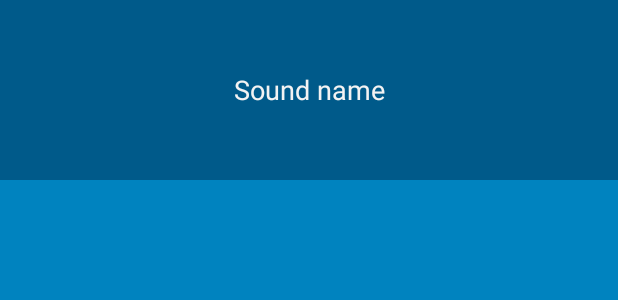
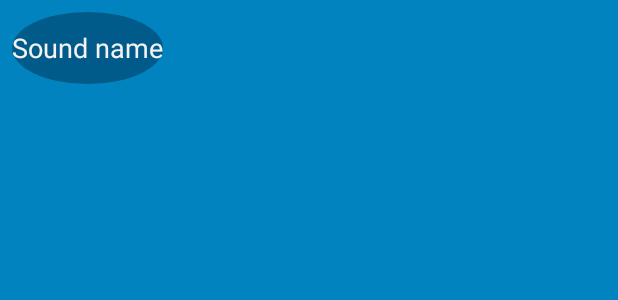
Before and after one commit to Tenatar/BeatBox, an Android app: the layout list_item_sound.xml on its own in the app's theme, with its tools: preview values and no code run, on a phone screen of 412 x 824 dp. Shown: the top 300 px of the screen. Run offline under Robolectric (Android 15) with nearby library versions, the phone set to English and light mode, and no system bars.

Commit message:
styles for buttons

```diff
--- /dev/null
+++ b/app/src/main/res/drawable/button_beat_box.xml
@@ -0,0 +1,6 @@
+<?xml version="1.0" encoding="utf-8"?>
+<selector xmlns:android="http://schemas.android.com/apk/res/android">
+    <item android:drawable="@drawable/button_beat_box_pressed"
+        android:state_pressed="true"/>
+    <item android:drawable="@drawable/button_beat_box_normal"/>
+</selector>
--- /dev/null
+++ b/app/src/main/res/drawable/button_beat_box_normal.xml
@@ -0,0 +1,7 @@
+<?xml version="1.0" encoding="utf-8"?>
+<shape xmlns:android="http://schemas.android.com/apk/res/android"
+    android:shape="oval">
+    <solid
+        android:color="@color/dark_blue"/>
+
+</shape>
--- /dev/null
+++ b/app/src/main/res/drawable/button_beat_box_pressed.xml
@@ -0,0 +1,19 @@
+<?xml version="1.0" encoding="utf-8"?>
+<layer-list xmlns:android="http://schemas.android.com/apk/res/android">
+    <item>
+       <shape
+        android:shape="oval">
+
+    <solid
+        android:color="@color/red"/>
+       </shape>
+    </item>
+    <item>
+        <shape
+            android:shape="oval">
+            <stroke
+                android:width="4dp"
+                android:color="@color/dark_red"/>
+        </shape>
+    </item>
+</layer-list>
--- a/app/src/main/res/layout/list_item_sound.xml
+++ b/app/src/main/res/layout/list_item_sound.xml
@@ -1,9 +1,15 @@
 <?xml version="1.0" encoding="utf-8"?>
-<Button
+<FrameLayout
     xmlns:android="http://schemas.android.com/apk/res/android"
     xmlns:tools="http://schemas.android.com/tools"
+    android:layout_margin="8dp"
+    android:layout_width="wrap_content"
+    android:layout_height="wrap_content">
 
-    android:id="@+id/list_item_sound_button"
-    android:layout_width="match_parent"
-    android:layout_height="120dp"
-    tools:text="Sound name"/>
+    <Button
+        android:id="@+id/list_item_sound_button"
+        android:layout_width="match_parent"
+        android:layout_height="match_parent"
+        android:layout_gravity="center"
+        tools:text="Sound name"/>
+</FrameLayout>
--- a/app/src/main/res/values/styles.xml
+++ b/app/src/main/res/values/styles.xml
@@ -10,8 +10,6 @@
         <item name="android:buttonStyle">@style/BeatBoxButton</item>
     </style>
     <style name="BeatBoxButton" parent="android:style/Widget.Holo.Button">
-        <item name="android:background">@color/dark_blue</item>
+        <item name="android:background">@drawable/button_beat_box</item>
     </style>
-
-
 </resources>
```
